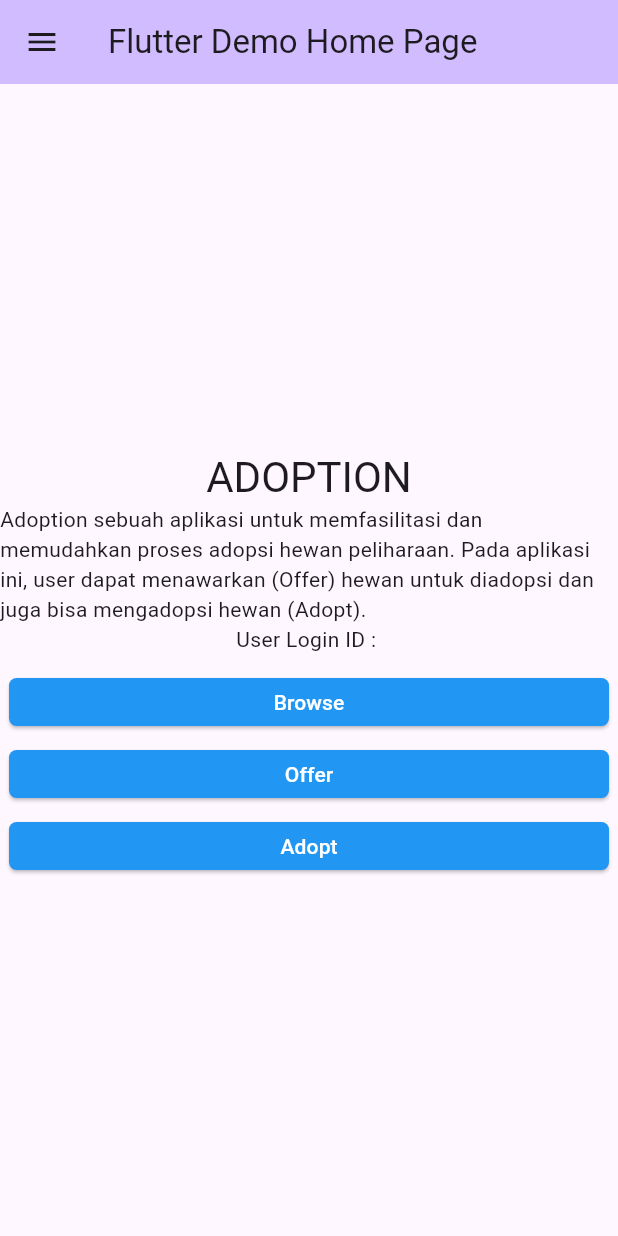
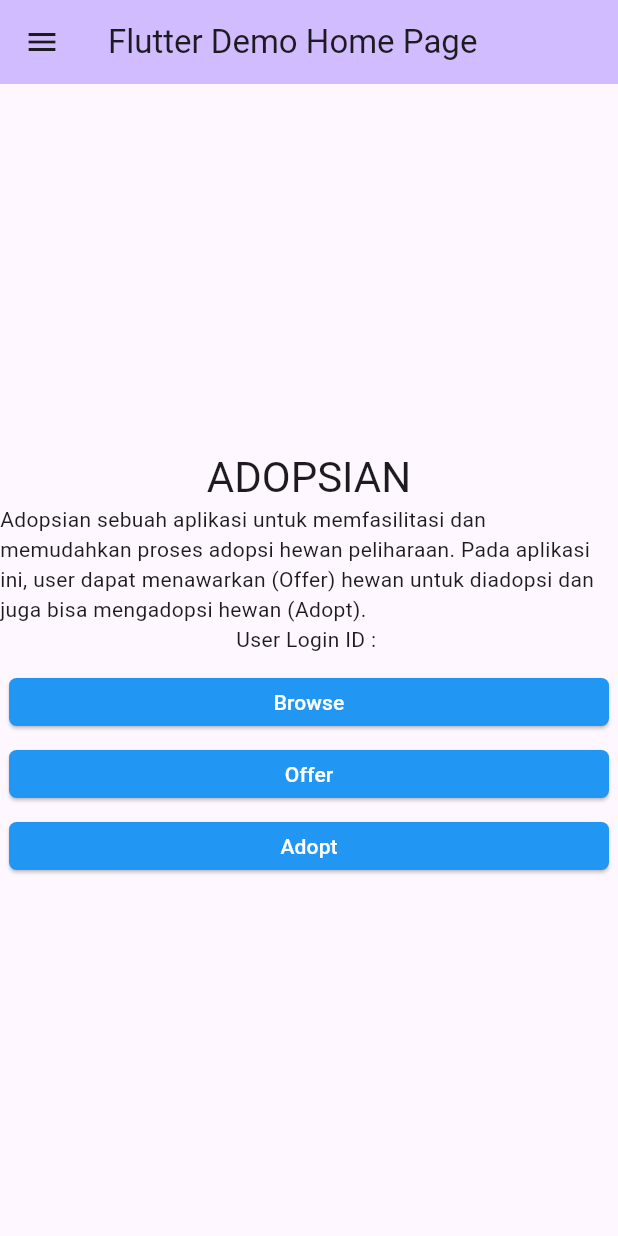
Before and after one commit to mkahfi467/adopsian, a Flutter app: the MyHomePage screen opened directly, on a phone screen of 412 x 824 dp. Run offline on Flutter 3.47's test engine with Material 3 defaults, Android fonts, the phone set to English and light mode, and no system bars; our stand-ins replace shared_preferences; accounts and stored records are empty.

Commit message:
Ubah nama app

```diff
--- a/lib/main.dart
+++ b/lib/main.dart
@@ -117,9 +117,9 @@ class _MyHomePageState extends State<MyHomePage> {
         child: Column(
           mainAxisAlignment: MainAxisAlignment.center,
           children: <Widget>[
-            Text('ADOPTION', style: Theme.of(context).textTheme.headlineMedium),
+            Text('ADOPSIAN', style: Theme.of(context).textTheme.headlineMedium),
             Text(
-              'Adoption sebuah aplikasi untuk memfasilitasi dan memudahkan proses adopsi hewan peliharaan. Pada aplikasi ini, user dapat menawarkan (Offer) hewan untuk diadopsi dan juga bisa mengadopsi hewan (Adopt).',
+              'Adopsian sebuah aplikasi untuk memfasilitasi dan memudahkan proses adopsi hewan peliharaan. Pada aplikasi ini, user dapat menawarkan (Offer) hewan untuk diadopsi dan juga bisa mengadopsi hewan (Adopt).',
               style: Theme.of(context).textTheme.bodyMedium,
             ),
             Text("User Login ID : " + activeUser),
```
